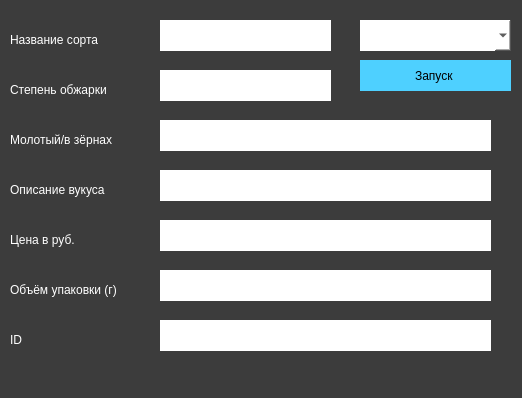
Qt form main.ui (SnorDy/espresso) before a commit.
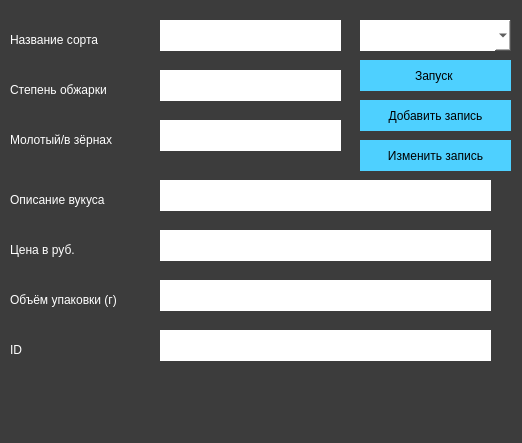
The same form after that commit.

The edit to the form file:
```diff
--- a/main.ui
+++ b/main.ui
@@ -7,7 +7,7 @@
     <x>0</x>
     <y>0</y>
     <width>522</width>
-    <height>398</height>
+    <height>443</height>
    </rect>
   </property>
   <property name="windowTitle">
@@ -112,7 +112,7 @@
     <property name="geometry">
      <rect>
       <x>10</x>
-      <y>180</y>
+      <y>190</y>
       <width>131</width>
       <height>20</height>
      </rect>
@@ -129,7 +129,7 @@
     <property name="geometry">
      <rect>
       <x>10</x>
-      <y>230</y>
+      <y>240</y>
       <width>131</width>
       <height>20</height>
      </rect>
@@ -146,7 +146,7 @@
     <property name="geometry">
      <rect>
       <x>10</x>
-      <y>280</y>
+      <y>290</y>
       <width>151</width>
       <height>20</height>
      </rect>
@@ -163,7 +163,7 @@
     <property name="geometry">
      <rect>
       <x>10</x>
-      <y>330</y>
+      <y>340</y>
       <width>131</width>
       <height>20</height>
      </rect>
@@ -181,7 +181,7 @@
      <rect>
       <x>160</x>
       <y>20</y>
-      <width>171</width>
+      <width>181</width>
       <height>31</height>
      </rect>
     </property>
@@ -190,13 +190,16 @@
 font: 12pt &quot;Yu Gothic UI Semilight&quot;;
 border:none;</string>
     </property>
+    <property name="readOnly">
+     <bool>true</bool>
+    </property>
    </widget>
    <widget class="QLineEdit" name="degree_of_roasting">
     <property name="geometry">
      <rect>
       <x>160</x>
       <y>70</y>
-      <width>171</width>
+      <width>181</width>
       <height>31</height>
      </rect>
     </property>
@@ -205,13 +208,16 @@
 font: 12pt &quot;Yu Gothic UI Semilight&quot;;
 border:none;</string>
     </property>
+    <property name="readOnly">
+     <bool>true</bool>
+    </property>
    </widget>
    <widget class="QLineEdit" name="ground_of_grains">
     <property name="geometry">
      <rect>
       <x>160</x>
       <y>120</y>
-      <width>331</width>
+      <width>181</width>
       <height>31</height>
      </rect>
     </property>
@@ -220,12 +226,15 @@
 font: 12pt &quot;Yu Gothic UI Semilight&quot;;
 border:none;</string>
     </property>
+    <property name="readOnly">
+     <bool>true</bool>
+    </property>
    </widget>
    <widget class="QLineEdit" name="flavor_description">
     <property name="geometry">
      <rect>
       <x>160</x>
-      <y>170</y>
+      <y>180</y>
       <width>331</width>
       <height>31</height>
      </rect>
@@ -235,12 +244,15 @@
 font: 12pt &quot;Yu Gothic UI Semilight&quot;;
 border:none;</string>
     </property>
+    <property name="readOnly">
+     <bool>true</bool>
+    </property>
    </widget>
    <widget class="QLineEdit" name="price">
     <property name="geometry">
      <rect>
       <x>160</x>
-      <y>220</y>
+      <y>230</y>
       <width>331</width>
       <height>31</height>
      </rect>
@@ -250,12 +262,15 @@
 font: 12pt &quot;Yu Gothic UI Semilight&quot;;
 border:none;</string>
     </property>
+    <property name="readOnly">
+     <bool>true</bool>
+    </property>
    </widget>
    <widget class="QLineEdit" name="volume_of_packaging">
     <property name="geometry">
      <rect>
       <x>160</x>
-      <y>270</y>
+      <y>280</y>
       <width>331</width>
       <height>31</height>
      </rect>
@@ -265,12 +280,15 @@
 font: 12pt &quot;Yu Gothic UI Semilight&quot;;
 border:none;</string>
     </property>
+    <property name="readOnly">
+     <bool>true</bool>
+    </property>
    </widget>
    <widget class="QLineEdit" name="id">
     <property name="geometry">
      <rect>
       <x>160</x>
-      <y>320</y>
+      <y>330</y>
       <width>331</width>
       <height>31</height>
      </rect>
@@ -279,6 +297,62 @@
      <string notr="true">background-color:white;
 font: 12pt &quot;Yu Gothic UI Semilight&quot;;
 border:none;</string>
+    </property>
+    <property name="readOnly">
+     <bool>true</bool>
+    </property>
+   </widget>
+   <widget class="QPushButton" name="add_btn">
+    <property name="geometry">
+     <rect>
+      <x>360</x>
+      <y>100</y>
+      <width>151</width>
+      <height>31</height>
+     </rect>
+    </property>
+    <property name="styleSheet">
+     <string notr="true">border:none;
+background-color:rgb(78, 208, 255);
+font: 12pt &quot;Yu Gothic UI Semilight&quot;;</string>
+    </property>
+    <property name="text">
+     <string>Добавить запись</string>
+    </property>
+   </widget>
+   <widget class="QPushButton" name="change_btn">
+    <property name="geometry">
+     <rect>
+      <x>360</x>
+      <y>140</y>
+      <width>151</width>
+      <height>31</height>
+     </rect>
+    </property>
+    <property name="styleSheet">
+     <string notr="true">border:none;
+background-color:rgb(78, 208, 255);
+font: 12pt &quot;Yu Gothic UI Semilight&quot;;</string>
+    </property>
+    <property name="text">
+     <string>Изменить запись</string>
+    </property>
+   </widget>
+   <widget class="QLabel" name="error">
+    <property name="geometry">
+     <rect>
+      <x>20</x>
+      <y>380</y>
+      <width>401</width>
+      <height>21</height>
+     </rect>
+    </property>
+    <property name="styleSheet">
+     <string notr="true">color:white;
+font: 12pt &quot;Yu Gothic UI Semilight&quot;;</string>
+    </property>
+    <property name="text">
+     <string/>
     </property>
    </widget>
   </widget>
```
Left out of the diff: 2 changed lines with no effect on the pictures.
